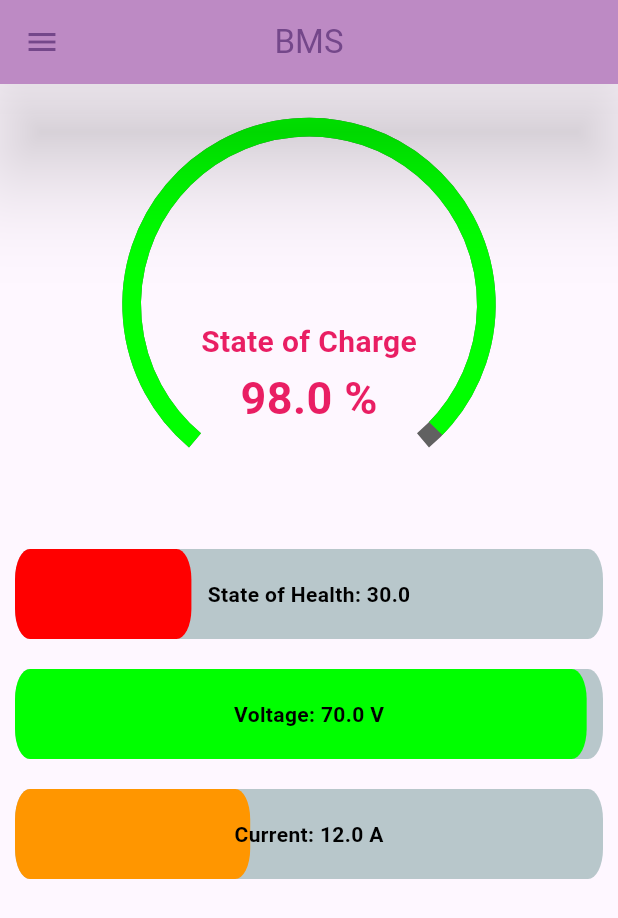
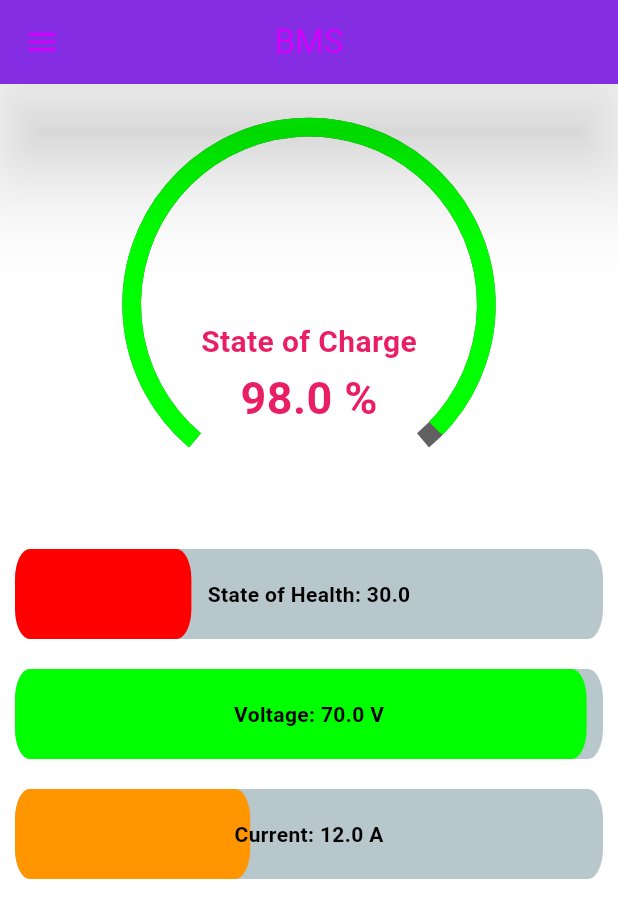
Before and after one commit to Sudharsshan/Flutter_BMS, a Flutter app: the screen it shows after launch, on a phone screen of 412 x 824 dp. Shown: the top 918 px of the screen. Run offline on Flutter 3.47's test engine with Material 3 defaults, Android fonts, the phone set to English and light mode, and no system bars; drawn by our look-alikes of percent_indicator, syncfusion_flutter_gauges; our stand-ins replace fluttertoast, shared_preferences; missing offline and left inert: workmanager.

Commit message:
tiny change in theme of app

```diff
--- a/lib/main.dart
+++ b/lib/main.dart
@@ -1,6 +1,7 @@
 //Importing screens for navigation through the app
 import 'package:batterymanagementsystem/about_page.dart';
 import 'package:batterymanagementsystem/settings.dart';
+import 'package:batterymanagementsystem/theme.dart';
 
 //Importing packages
 import 'package:flutter/material.dart';
@@ -57,7 +58,7 @@ class _MyAppState extends State<MyApp>{
   Widget build(BuildContext context) {
     return MaterialApp(
       debugShowCheckedModeBanner: false, //To avoid the DEBUG banner
-      theme: isDarkMode ? ThemeData.dark() : ThemeData.light(),
+      theme: isDarkMode ? ThemeClass.darkTheme : ThemeClass.lightTheme,
       //App theme is set UNIVERSAL via this method
       home: Builder(
         builder: (BuildContext context) =>
@@ -65,9 +66,9 @@ class _MyAppState extends State<MyApp>{
                 appBar: AppBar(
                   centerTitle: true,
                   title: const Text("BMS"),
-                  backgroundColor: const Color.fromARGB(255, 203, 147, 201),
+                  backgroundColor: ThemeClass().lightPrimaryColor,
+                  foregroundColor: ThemeClass().secondaryColor,
                   elevation: 30,
-                  foregroundColor: const Color.fromARGB(255, 116, 71, 138),
                   shadowColor: Colors.black,
                 ),
 
--- a/lib/theme.dart
+++ b/lib/theme.dart
@@ -1,9 +1,9 @@
 import 'package:flutter/material.dart';
 
 class ThemeClass {
-  Color lightPrimaryColor = const Color.fromARGB(255, 221, 0, 84);
-  Color darkPrimaryColor = const Color.fromARGB(255, 71, 0, 51);
-  Color secondaryColor = const Color.fromARGB(255, 253, 138, 106);
+  Color lightPrimaryColor = const Color.fromARGB(255, 139, 52, 224);
+  Color darkPrimaryColor = const Color.fromARGB(255, 21, 0, 66);
+  Color secondaryColor = const Color.fromARGB(255, 214, 0, 255);
   Color accentColor = const Color.fromARGB(255, 253, 208, 187);
 
   static ThemeData lightTheme = ThemeData(
```
